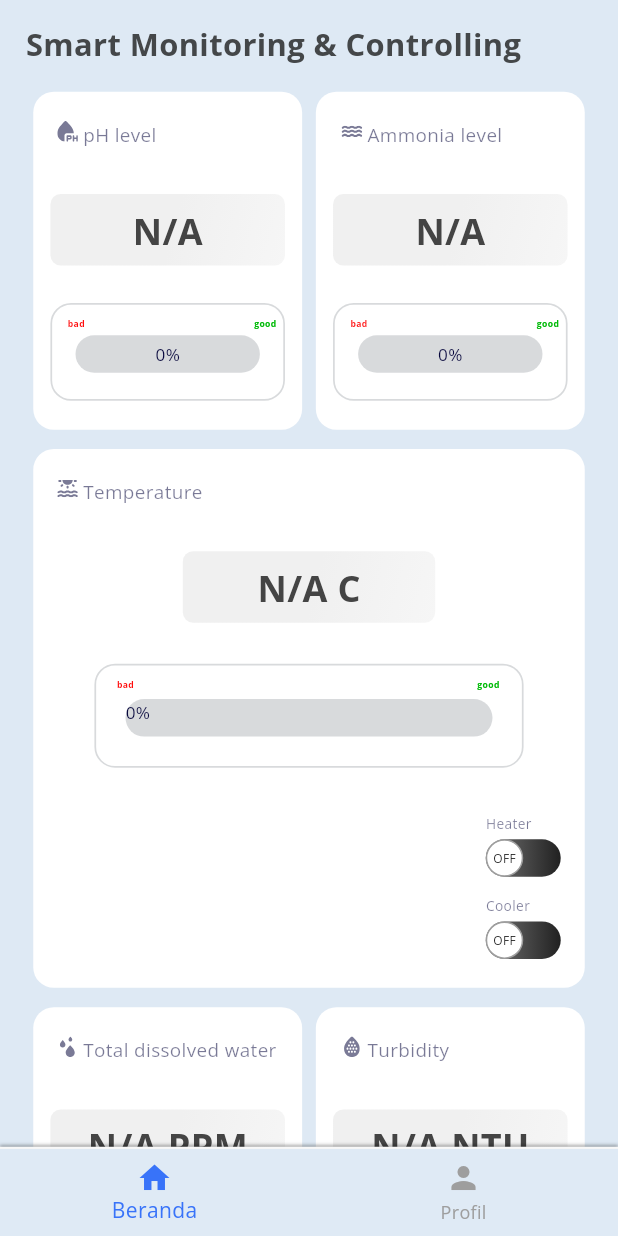
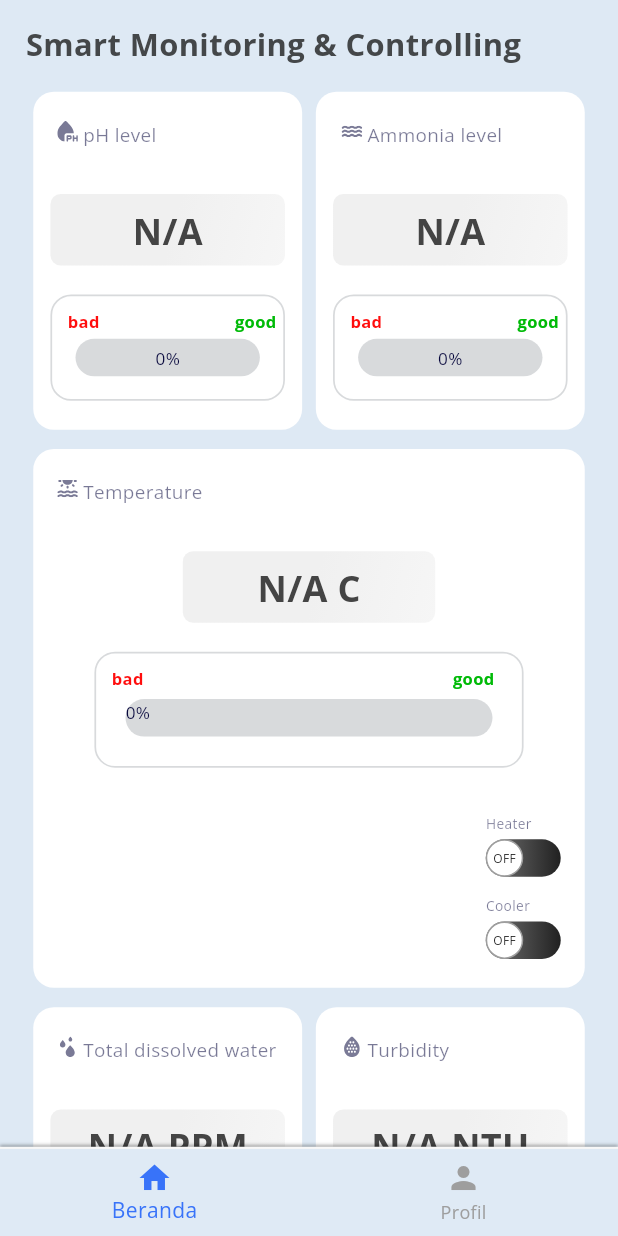
Before and after one commit to ZaeNau/TA-Capstone-Project_AquaKoi, a Flutter app: the DashboardScreen screen opened by its route, on a phone screen of 412 x 824 dp. Run offline on Flutter 3.47's test engine with Material 3 defaults, Android fonts, the phone set to English and light mode, and no system bars; drawn by our look-alikes of getwidget; our stand-ins replace cached_network_image, firebase_auth, firebase_core, firebase_database, firebase_messaging, flutter_svg and 5 more; accounts and stored records are empty.

Commit message:
update font size "bad" and "good"

```diff
--- a/AquaKoi_main/lib/Presentation/dashboard_screen.dart
+++ b/AquaKoi_main/lib/Presentation/dashboard_screen.dart
@@ -355,15 +355,32 @@ Widget _buildTemperature(BuildContext context) {
                         mainAxisSize: MainAxisSize.min,
                         crossAxisAlignment: CrossAxisAlignment.start,
                         children: [
-                          SizedBox(height: 6.v),
-                          Padding(
-                            padding: EdgeInsets.only(left: 8.h),
-                            child: _buildFortyEight(
-                              context,
-                              bad: "bad",
-                              good: "good",
-                            ),
+                      SizedBox(height: 6.v),
+                      Padding(
+                        padding: EdgeInsets.only(left: 5.h),
+                        child: SizedBox(
+                          width: 223.h,
+                          child: Row(
+                            mainAxisAlignment: MainAxisAlignment.spaceBetween,
+                            children: [
+                              Text(
+                                "bad",
+                                style: CustomTextStyles.googleSansSecondaryContainer.copyWith(
+                                  color: theme.colorScheme.secondaryContainer,
+                                  fontSize: 11.0, // Adjust the font size here
+                                ),
+                              ),
+                              Text(
+                                "good",
+                                style: CustomTextStyles.googleSansGreenA700.copyWith(
+                                  color: appTheme.greenA700,
+                                  fontSize: 11.0, // Adjust the font size here
+                                ),
+                              ),
+                            ],
                           ),
+                        ),
+                      ),
                           Padding(
                             padding: EdgeInsets.symmetric(horizontal: 5, vertical: 5),
                             child: Container(
@@ -559,10 +576,27 @@ Widget _buildPH(BuildContext context) {
                       SizedBox(height: 6.v),
                       Padding(
                         padding: EdgeInsets.only(left: 5.h),
-                        child: _buildFortyEight(
-                          context,
-                          bad: "bad",
-                          good: "good",
+                        child: SizedBox(
+                          width: 223.h,
+                          child: Row(
+                            mainAxisAlignment: MainAxisAlignment.spaceBetween,
+                            children: [
+                              Text(
+                                "bad",
+                                style: CustomTextStyles.googleSansSecondaryContainer.copyWith(
+                                  color: theme.colorScheme.secondaryContainer,
+                                  fontSize: 11.0, // Adjust the font size here
+                                ),
+                              ),
+                              Text(
+                                "good",
+                                style: CustomTextStyles.googleSansGreenA700.copyWith(
+                                  color: appTheme.greenA700,
+                                  fontSize: 11.0, // Adjust the font size here
+                                ),
+                              ),
+                            ],
+                          ),
                         ),
                       ),
                       Padding(
@@ -704,10 +738,27 @@ Widget _buildAmmonia(BuildContext context) {
                       SizedBox(height: 6.v),
                       Padding(
                         padding: EdgeInsets.only(left: 5.h),
-                        child: _buildFortyEight(
-                          context,
-                          bad: "bad",
-                          good: "good",
+                        child: SizedBox(
+                          width: 223.h,
+                          child: Row(
+                            mainAxisAlignment: MainAxisAlignment.spaceBetween,
+                            children: [
+                              Text(
+                                "bad",
+                                style: CustomTextStyles.googleSansSecondaryContainer.copyWith(
+                                  color: theme.colorScheme.secondaryContainer,
+                                  fontSize: 11.0, // Adjust the font size here
+                                ),
+                              ),
+                              Text(
+                                "good",
+                                style: CustomTextStyles.googleSansGreenA700.copyWith(
+                                  color: appTheme.greenA700,
+                                  fontSize: 11.0, // Adjust the font size here
+                                ),
+                              ),
+                            ],
+                          ),
                         ),
                       ),
                       Padding(
@@ -849,10 +900,27 @@ Widget _buildTDS(BuildContext context) {
                       SizedBox(height: 6.v),
                       Padding(
                         padding: EdgeInsets.only(left: 5.h),
-                        child: _buildFortyEight(
-                          context,
-                          bad: "bad",
-                          good: "good",
+                        child: SizedBox(
+                          width: 223.h,
+                          child: Row(
+                            mainAxisAlignment: MainAxisAlignment.spaceBetween,
+                            children: [
+                              Text(
+                                "bad",
+                                style: CustomTextStyles.googleSansSecondaryContainer.copyWith(
+                                  color: theme.colorScheme.secondaryContainer,
+                                  fontSize: 11.0, // Adjust the font size here
+                                ),
+                              ),
+                              Text(
+                                "good",
+                                style: CustomTextStyles.googleSansGreenA700.copyWith(
+                                  color: appTheme.greenA700,
+                                  fontSize: 11.0, // Adjust the font size here
+                                ),
+                              ),
+                            ],
+                          ),
                         ),
                       ),
                       Padding(
@@ -1023,10 +1091,27 @@ Widget _buildTurbidity(BuildContext context) {
                       SizedBox(height: 6.v),
                       Padding(
                         padding: EdgeInsets.only(left: 5.h),
-                        child: _buildFortyEight(
-                          context,
-                          bad: "bad",
-                          good: "good",
+                        child: SizedBox(
+                          width: 223.h,
+                          child: Row(
+                            mainAxisAlignment: MainAxisAlignment.spaceBetween,
+                            children: [
+                              Text(
+                                "bad",
+                                style: CustomTextStyles.googleSansSecondaryContainer.copyWith(
+                                  color: theme.colorScheme.secondaryContainer,
+                                  fontSize: 11.0, // Adjust the font size here
+                                ),
+                              ),
+                              Text(
+                                "good",
+                                style: CustomTextStyles.googleSansGreenA700.copyWith(
+                                  color: appTheme.greenA700,
+                                  fontSize: 11.0, // Adjust the font size here
+                                ),
+                              ),
+                            ],
+                          ),
                         ),
                       ),
                       Padding(
@@ -1076,14 +1161,14 @@ Widget _buildTurbidity(BuildContext context) {
             child: Column(
               mainAxisSize: MainAxisSize.min,
               children: [
-                  ToggleButton(
+                ToggleButton(
                   initialState: _waterpState, // Kontrol ini bisa diatur berdasarkan data aktual
                   onToggle: (bool value) {
                     setState(() {
                       _waterpState = value;
                     });
-                  //update firebase data when toggle button state changes
-                   _relayStateReference.update({'waterpump':value? '1':'0'});
+                    // update firebase data when toggle button state changes
+                    _relayStateReference.update({'waterpump': value ? '1' : '0'});
                   },
                 ),
               ],
@@ -1094,7 +1179,6 @@ Widget _buildTurbidity(BuildContext context) {
     ),
   );
 }
-
 
  Widget _buildBottomBar(BuildContext context) {
     return Container(
@@ -1150,33 +1234,6 @@ Widget _buildTurbidity(BuildContext context) {
     );
   }
 
-
-  Widget _buildFortyEight(
-    BuildContext context, {
-    required String bad,
-    required String good,
-  }) {
-    return SizedBox(
-      width: 223.h,
-      child: Row(
-        mainAxisAlignment: MainAxisAlignment.spaceBetween,
-        children: [
-          Text(
-            bad,
-            style: CustomTextStyles.googleSansSecondaryContainer.copyWith(
-              color: theme.colorScheme.secondaryContainer,
-            ),
-          ),
-          Text(
-            good,
-            style: CustomTextStyles.googleSansGreenA700.copyWith(
-              color: appTheme.greenA700,
-            ),
-          ),
-        ],
-      ),
-    );
-  }
 
 Widget _buildParameterRangeInfo(BuildContext context) {
   return Padding(
```
